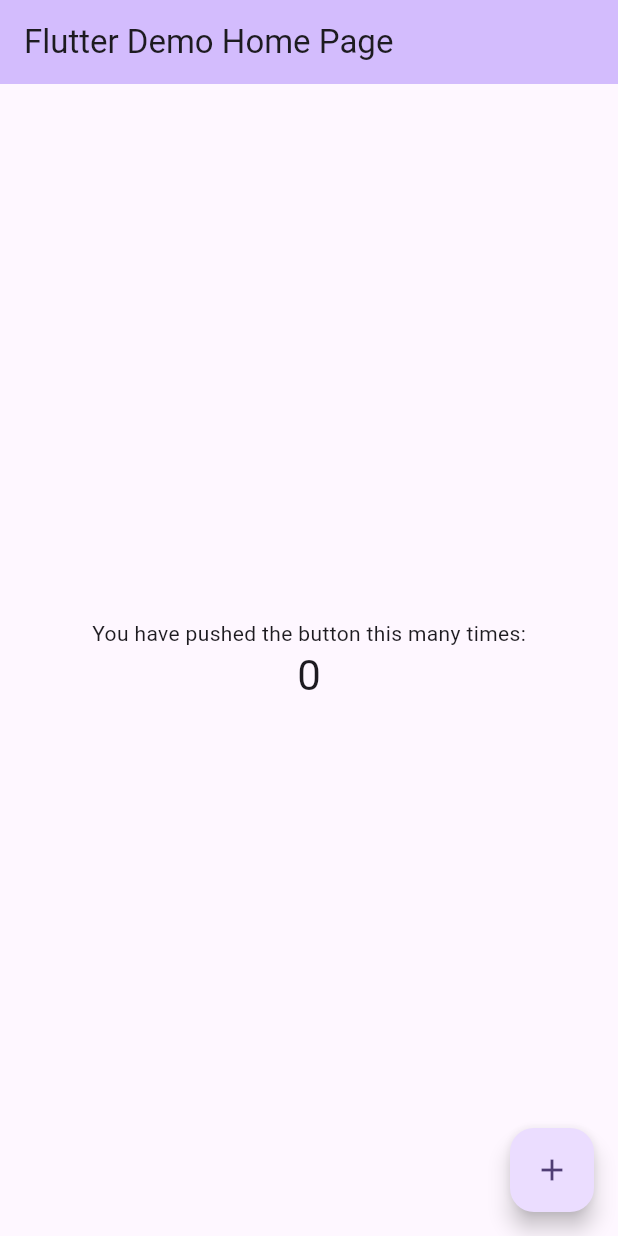
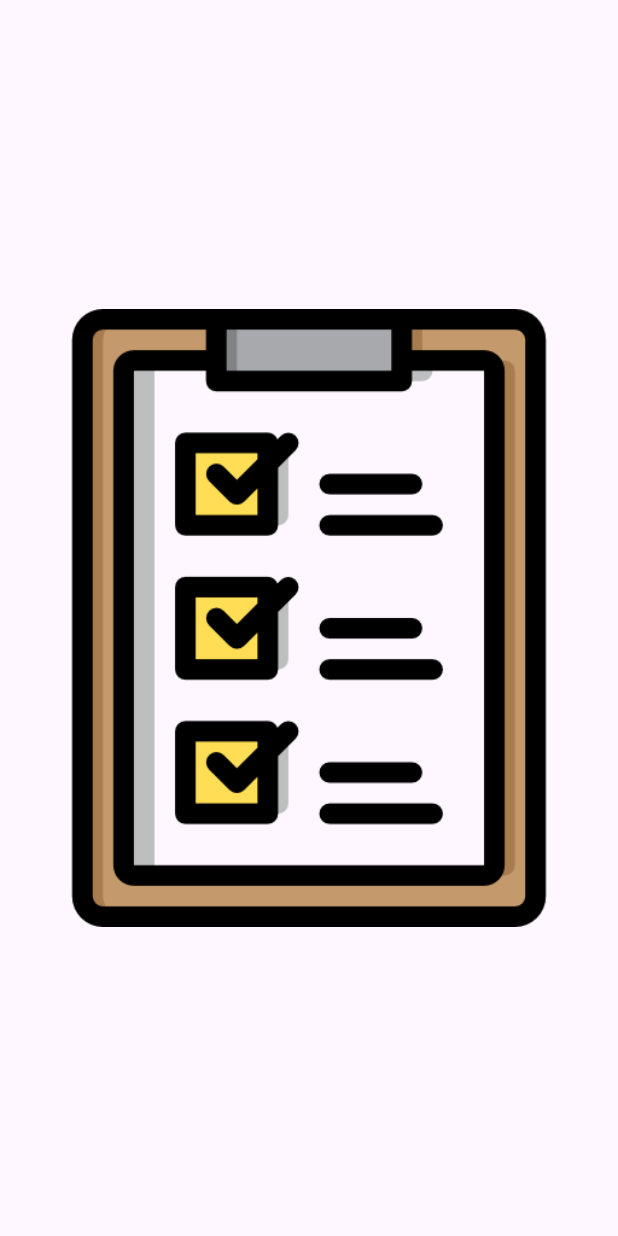
Before and after one commit to andreaskaempf/todo_list_app, a Flutter app: the screen it shows after launch, on a phone screen of 412 x 824 dp. Run offline on Flutter 3.47's test engine with Material 3 defaults, Android fonts, the phone set to English and light mode, and no system bars.

Commit message:
Splash screen

```diff
--- a/lib/main.dart
+++ b/lib/main.dart
@@ -1,4 +1,6 @@
 import 'package:flutter/material.dart';
+import 'package:todo_list/screens/splash_screen.dart';
+//import 'package:todo_list/screens/task_detail_screen.dart';
 
 void main() {
   runApp(const MyApp());
@@ -13,113 +15,10 @@ class MyApp extends StatelessWidget {
     return MaterialApp(
       title: 'Flutter Demo',
       theme: ThemeData(
-        // This is the theme of your application.
-        //
-        // TRY THIS: Try running your application with "flutter run". You'll see
-        // the application has a purple toolbar. Then, without quitting the app,
-        // try changing the seedColor in the colorScheme below to Colors.green
-        // and then invoke "hot reload" (save your changes or press the "hot
-        // reload" button in a Flutter-supported IDE, or press "r" if you used
-        // the command line to start the app).
-        //
-        // Notice that the counter didn't reset back to zero; the application
-        // state is not lost during the reload. To reset the state, use hot
-        // restart instead.
-        //
-        // This works for code too, not just values: Most code changes can be
-        // tested with just a hot reload.
         colorScheme: ColorScheme.fromSeed(seedColor: Colors.deepPurple),
         useMaterial3: true,
       ),
-      home: const MyHomePage(title: 'Flutter Demo Home Page'),
+      home: const SplashScreen(),
     );
   }
 }
-
-class MyHomePage extends StatefulWidget {
-  const MyHomePage({super.key, required this.title});
-
-  // This widget is the home page of your application. It is stateful, meaning
-  // that it has a State object (defined below) that contains fields that affect
-  // how it looks.
-
-  // This class is the configuration for the state. It holds the values (in this
-  // case the title) provided by the parent (in this case the App widget) and
-  // used by the build method of the State. Fields in a Widget subclass are
-  // always marked "final".
-
-  final String title;
-
-  @override
-  State<MyHomePage> createState() => _MyHomePageState();
-}
-
-class _MyHomePageState extends State<MyHomePage> {
-  int _counter = 0;
-
-  void _incrementCounter() {
-    setState(() {
-      // This call to setState tells the Flutter framework that something has
-      // changed in this State, which causes it to rerun the build method below
-      // so that the display can reflect the updated values. If we changed
-      // _counter without calling setState(), then the build method would not be
-      // called again, and so nothing would appear to happen.
-      _counter++;
-    });
-  }
-
-  @override
-  Widget build(BuildContext context) {
-    // This method is rerun every time setState is called, for instance as done
-    // by the _incrementCounter method above.
-    //
-    // The Flutter framework has been optimized to make rerunning build methods
-    // fast, so that you can just rebuild anything that needs updating rather
-    // than having to individually change instances of widgets.
-    return Scaffold(
-      appBar: AppBar(
-        // TRY THIS: Try changing the color here to a specific color (to
-        // Colors.amber, perhaps?) and trigger a hot reload to see the AppBar
-        // change color while the other colors stay the same.
-        backgroundColor: Theme.of(context).colorScheme.inversePrimary,
-        // Here we take the value from the MyHomePage object that was created by
-        // the App.build method, and use it to set our appbar title.
-        title: Text(widget.title),
-      ),
-      body: Center(
-        // Center is a layout widget. It takes a single child and positions it
-        // in the middle of the parent.
-        child: Column(
-          // Column is also a layout widget. It takes a list of children and
-          // arranges them vertically. By default, it sizes itself to fit its
-          // children horizontally, and tries to be as tall as its parent.
-          //
-          // Column has various properties to control how it sizes itself and
-          // how it positions its children. Here we use mainAxisAlignment to
-          // center the children vertically; the main axis here is the vertical
-          // axis because Columns are vertical (the cross axis would be
-          // horizontal).
-          //
-          // TRY THIS: Invoke "debug painting" (choose the "Toggle Debug Paint"
-          // action in the IDE, or press "p" in the console), to see the
-          // wireframe for each widget.
-          mainAxisAlignment: MainAxisAlignment.center,
-          children: <Widget>[
-            const Text(
-              'You have pushed the button this many times:',
-            ),
-            Text(
-              '$_counter',
-              style: Theme.of(context).textTheme.headlineMedium,
-            ),
-          ],
-        ),
-      ),
-      floatingActionButton: FloatingActionButton(
-        onPressed: _incrementCounter,
-        tooltip: 'Increment',
-        child: const Icon(Icons.add),
-      ), // This trailing comma makes auto-formatting nicer for build methods.
-    );
-  }
-}
--- /dev/null
+++ b/lib/screens/splash_screen.dart
@@ -0,0 +1,16 @@
+import "package:flutter/material.dart";
+
+class SplashScreen extends StatelessWidget {
+  const SplashScreen({super.key});
+
+  @override
+  Widget build(BuildContext context) {
+    return Scaffold(
+      body: SafeArea(
+        child: Center(
+          child: Image.asset("assets/check_list.png"),
+        ),
+      ),
+    );
+  }
+}
```
Also changed, not shown: lib/screens/create_task_screen.dart (added, +12 -0 lines), lib/screens/home_screen.dart (added, +17 -0 lines), lib/screens/task_detail_screen.dart (added, +12 -0 lines), pubspec.yaml (+3 -30 lines), assets/check_list.png (added).
